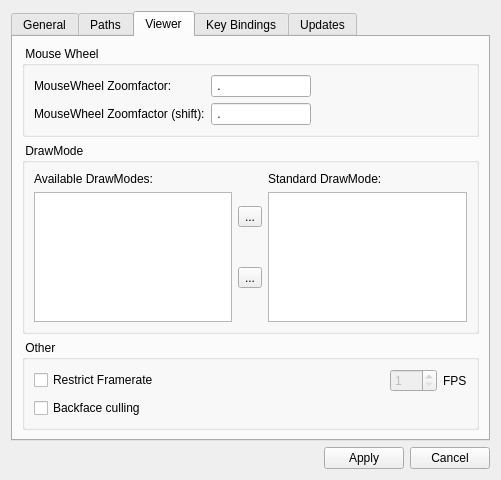
Old version of the form OpenFlipper/widgets/optionsWidget/ui_optionsWidget.ui in the repository ShenRen/OpenFlipper.
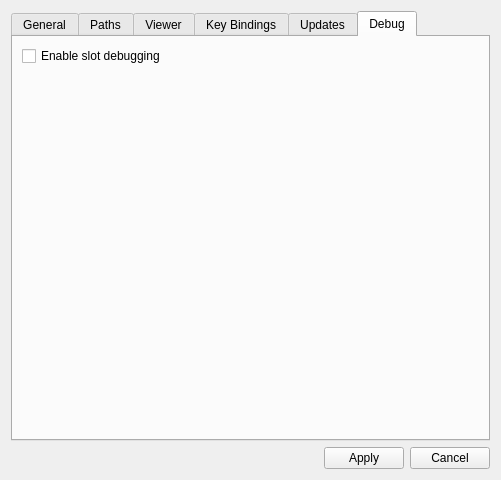
New version of the form.

Commit message: Added Slot debugging Disabled standard draw mode setting via options widget as its not completed yet

Patch:
```diff
--- a/OpenFlipper/widgets/optionsWidget/ui_optionsWidget.ui
+++ b/OpenFlipper/widgets/optionsWidget/ui_optionsWidget.ui
@@ -22,7 +22,7 @@
       <string/>
      </property>
      <property name="currentIndex" >
-      <number>2</number>
+      <number>5</number>
      </property>
      <property name="usesScrollButtons" >
       <bool>true</bool>
@@ -165,7 +165,7 @@
         <x>0</x>
         <y>0</y>
         <width>479</width>
-        <height>402</height>
+        <height>394</height>
        </rect>
       </property>
       <attribute name="title" >
@@ -510,6 +510,61 @@
        </item>
       </layout>
      </widget>
+     <widget class="QWidget" name="Debug" >
+      <attribute name="title" >
+       <string>Debug</string>
+      </attribute>
+      <layout class="QVBoxLayout" name="verticalLayout_12" >
+       <item>
+        <layout class="QHBoxLayout" name="horizontalLayout_7" >
+         <item>
+          <widget class="QCheckBox" name="slotDebugging" >
+           <property name="toolTip" >
+            <string>&lt;!DOCTYPE HTML PUBLIC "-//W3C//DTD HTML 4.0//EN" "http://www.w3.org/TR/REC-html40/strict.dtd">
+&lt;html>&lt;head>&lt;meta name="qrichtext" content="1" />&lt;style type="text/css">
+p, li { white-space: pre-wrap; }
+&lt;/style>&lt;/head>&lt;body style=" font-family:'Arial'; font-size:11pt; font-weight:400; font-style:normal;">
+&lt;p style=" margin-top:0px; margin-bottom:0px; margin-left:0px; margin-right:0px; -qt-block-indent:0; text-indent:0px;">Print information about plugins calling specific slots&lt;br />Currently supported slots:&lt;br />- updateView()&lt;/p>
+&lt;p style=" margin-top:0px; margin-bottom:0px; margin-left:0px; margin-right:0px; -qt-block-indent:0; text-indent:0px;">- updated_objects( id )&lt;/p>&lt;/body>&lt;/html></string>
+           </property>
+           <property name="statusTip" >
+            <string>Print information about plugins calling specific slots</string>
+           </property>
+           <property name="text" >
+            <string>Enable slot debugging</string>
+           </property>
+          </widget>
+         </item>
+         <item>
+          <spacer name="horizontalSpacer_5" >
+           <property name="orientation" >
+            <enum>Qt::Horizontal</enum>
+           </property>
+           <property name="sizeHint" stdset="0" >
+            <size>
+             <width>40</width>
+             <height>20</height>
+            </size>
+           </property>
+          </spacer>
+         </item>
+        </layout>
+       </item>
+       <item>
+        <spacer name="verticalSpacer_3" >
+         <property name="orientation" >
+          <enum>Qt::Vertical</enum>
+         </property>
+         <property name="sizeHint" stdset="0" >
+          <size>
+           <width>20</width>
+           <height>340</height>
+          </size>
+         </property>
+        </spacer>
+       </item>
+      </layout>
+     </widget>
     </widget>
    </item>
    <item>
```
Left out of the diff: 14 changed lines with no effect on the pictures. The commit also changes 6 other files.
